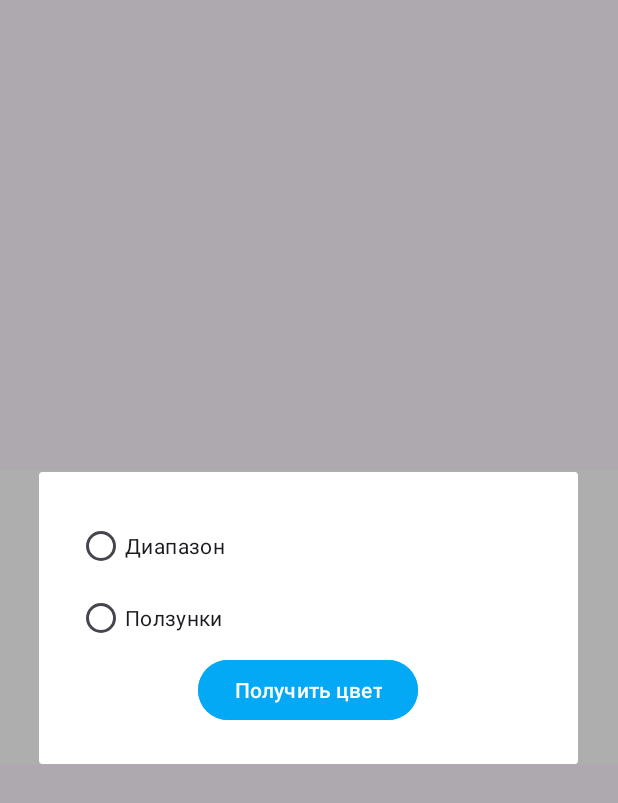
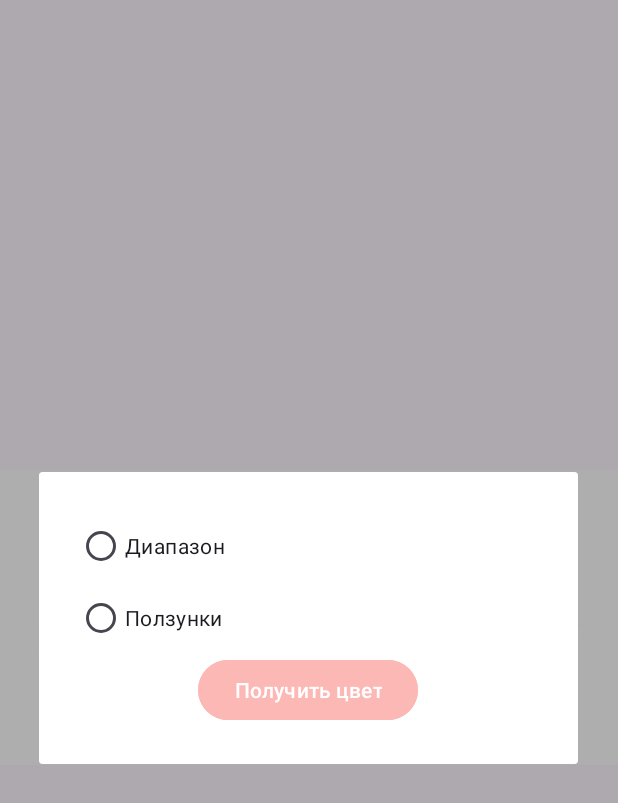
Before and after one commit to nataliew67/Colors, an Android app: the screen it shows after launch (MainActivity), after a tap on "Создать цвет", on a phone screen of 412 x 824 dp. Shown: the top 803 px of the screen. Run offline under Robolectric (Android 15) with nearby library versions, the phone set to English and light mode, and no system bars.

```diff
--- a/app/src/main/res/layout/activity_main.xml
+++ b/app/src/main/res/layout/activity_main.xml
@@ -24,7 +24,7 @@
             android:layout_width="wrap_content"
             android:layout_height="wrap_content"
             android:layout_centerInParent="true"
-            android:backgroundTint="#03A9F4"
+            android:backgroundTint="#FCB8B8"
             android:text="Создать цвет" />
 
         <TextView
--- a/app/src/main/res/layout/dialog_layout.xml
+++ b/app/src/main/res/layout/dialog_layout.xml
@@ -34,18 +34,21 @@
             android:id="@+id/redEditText"
             android:layout_width="match_parent"
             android:layout_height="wrap_content"
+            android:inputType="number"
             android:hint="Красный(0-255)" />
 
         <EditText
             android:id="@+id/greenEditText"
             android:layout_width="match_parent"
             android:layout_height="wrap_content"
+            android:inputType="number"
             android:hint="Зеленый(0-255)" />
 
         <EditText
             android:id="@+id/blueEditText"
             android:layout_width="match_parent"
             android:layout_height="wrap_content"
+            android:inputType="number"
             android:hint="Синий(0-255)" />
     </LinearLayout>
 
@@ -75,6 +78,6 @@
         android:layout_width="wrap_content"
         android:layout_height="wrap_content"
         android:layout_gravity="center"
-        android:backgroundTint="#03A9F4"
+        android:backgroundTint="#FCB8B4"
         android:text="Получить цвет" />
 </LinearLayout>
```
Also changed, not shown: app/src/main/java/grechushnikova/natali/MainActivity.kt (+14 -8 lines).
